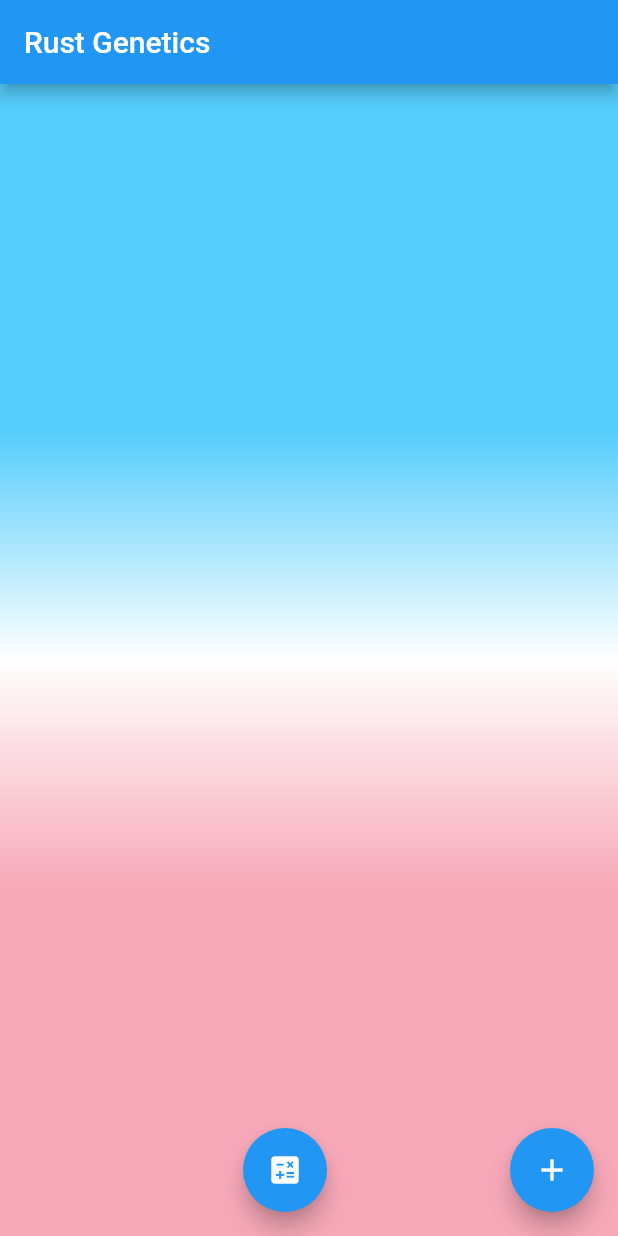
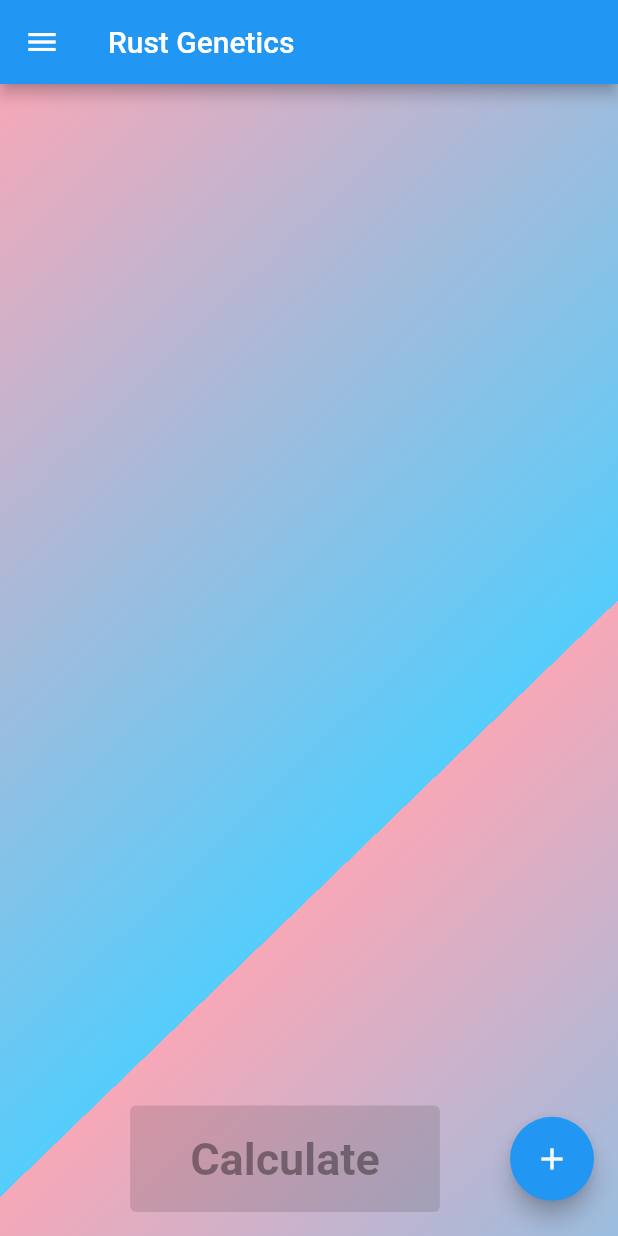
Before and after one commit to Eduard-F/RustGeneticsFlutter, a Flutter app: the screen it shows after launch, on a phone screen of 412 x 824 dp. Run offline on Flutter 3.47's test engine with Material 2 defaults, Android fonts, the phone set to English and light mode, and no system bars; drawn by our look-alikes of loader_overlay; missing offline and left inert: dart:html.

Commit message:
some fixes

```diff
--- a/lib/main.dart
+++ b/lib/main.dart
@@ -1,11 +1,13 @@
-// import 'dart:html';
+import 'dart:html';
 
 import 'package:flutter/material.dart';
 import 'package:flutter/services.dart';
+import 'package:url_launcher/url_launcher.dart';
 import 'package:loader_overlay/loader_overlay.dart';
 
 import 'package:rust_genetics/widgets.dart';
 import 'package:rust_genetics/dialogs.dart';
+import 'package:rust_genetics/pages.dart';
 
 void main() => runApp(App());
 
@@ -14,21 +16,21 @@ class App extends StatelessWidget {
   Widget build(BuildContext context) {
     return MaterialApp(
       debugShowCheckedModeBanner: false,
-      title: 'Rust',
+      title: 'Rust Genetics',
       home: LoaderOverlay(
         useDefaultLoading: true,
-        child: Home(),
+        child: HomePage(),
       ),
     );
   }
 }
 
-class Home extends StatefulWidget {
+class HomePage extends StatefulWidget {
   @override
-  _HomeState createState() => _HomeState();
+  _HomePageState createState() => _HomePageState();
 }
 
-class _HomeState extends State<Home> {
+class _HomePageState extends State<HomePage> {
   final List<String> _clones = <String>[];
   final TextEditingController _textFieldController = TextEditingController();
 
@@ -36,15 +38,87 @@ class _HomeState extends State<Home> {
   Widget build(BuildContext context) {
     return Scaffold(
       appBar: AppBar(title: const Text('Rust Genetics')),
+      drawer: Drawer(
+        child: ListView(
+          padding: EdgeInsets.zero,
+          children: <Widget>[
+            DrawerHeader(
+              child: Stack(children: <Widget>[
+                Positioned(
+                  bottom: 12.0,
+                  left: 16.0,
+                  child: Text("Super SECRET Menu",
+                    style: TextStyle(
+                      color: Colors.white,
+                      fontSize: 20.0,
+                      fontWeight: FontWeight.w500
+                    )
+                  )
+                ),
+              ]),
+              decoration: BoxDecoration(
+                gradient: LinearGradient(
+                  begin: Alignment.topLeft,
+                  end:
+                    Alignment(0.8, 0.0),
+                  colors: <Color>[
+                    Color(0xff55CDFC),
+                    Color(0xffF7A8B8)
+                  ],
+                  tileMode: TileMode.repeated,
+                ),
+              ),
+            ),
+            // ListTile(
+            //   title: Text('How to crossbreed'),
+            //   onTap: () {
+            //     Navigator.pop(context);
+            //     Navigator.push(context, new MaterialPageRoute(
+            //       builder: (BuildContext context) {
+            //         return HowToPage();
+            //       },
+            //     ));
+            //   },
+            // ),
+            ListTile(
+              title: Text('About'),
+              onTap: () {
+                Navigator.pop(context);
+                showAboutDialog(
+                  context: context,
+                  applicationIcon: Image.asset('assets/icon/rust_logo.png'),
+                  applicationName: 'Rust Genetics Solver',
+                  applicationVersion: '1.0.01',
+                  children: [
+                    Text("Heya! I hope you find this app usefull."),
+                    Text("Let me know of any bugs here:"),
+                    InkWell(
+                      child: Text('Reddit',style: TextStyle(color: Colors.blue)),
+                      onTap: () => launch('https://www.reddit.com/user/Lillien_Lily')
+                    ),
+                    InkWell(
+                      child: Text('Discord',style: TextStyle(color: Colors.blue)),
+                      onTap: () => launch('https://discordapp.com/users/359404497925177346/')
+                    ),
+                  ]
+                );
+              },
+            ),
+          ],
+        ),
+      ),
       body: Container(
         child: ListView(children: _getItems()),
         decoration: BoxDecoration(
           gradient: LinearGradient(
-            begin: Alignment.topCenter,
-            end: Alignment.bottomCenter,
-            // colors: [Colors.purple[900], Colors.purple]
-            stops: [0.3, 0.5, 0.7],
-            colors: [Color.fromRGBO(85, 205, 252, 1), Color.fromRGBO(255, 255, 255, 1), Color.fromRGBO(247, 168, 184, 1)]
+            begin: Alignment.topLeft,
+            end:
+              Alignment(0.8, 0.0),
+            colors: <Color>[
+              Color(0xffF7A8B8),
+              Color(0xff55CDFC),
+            ],
+            tileMode: TileMode.repeated
           ),
         ),
       ),
@@ -52,17 +126,19 @@ class _HomeState extends State<Home> {
         mainAxisAlignment: MainAxisAlignment.spaceBetween,
         children: [
           SizedBox(width: 56,),
-          FloatingActionButton(
-            heroTag: "calculate",
-            onPressed: () {
+          ElevatedButton(
+            child: Text('Calculate'),
+            style: ElevatedButton.styleFrom(
+              padding: EdgeInsets.symmetric(horizontal: 40, vertical: 18),
+              textStyle: TextStyle(
+                fontSize: 30,
+                fontWeight: FontWeight.bold
+              )
+            ),
+            onPressed: _clones.length == 0 ? null : () {
               idealGeneDialog(context, _clones);
-            },
-            tooltip: 'Calculate',
-            child: Icon(Icons.calculate)
+            }
           ),
-          // SizedBox(
-          //   width: 100,
-          // ),
           FloatingActionButton(
             heroTag: "add_clone",
             onPressed: () => _displayDialog(context),
@@ -75,8 +151,6 @@ class _HomeState extends State<Home> {
   }
 
   void _addClone(String title) {
-    // Wrapping it inside a set state will notify
-    // the app that the state has changed
     if (!_clones.contains(title)) {
       setState(() {
         _clones.add(title);
@@ -90,8 +164,6 @@ class _HomeState extends State<Home> {
   }
 
   void _removeClone(String title) {
-    // Wrapping it inside a set state will notify
-    // the app that the state has changed
     setState(() {
       _clones.remove(title);
     });
@@ -101,7 +173,7 @@ class _HomeState extends State<Home> {
     );
   }
 
-  // Generate a single item widget
+
   Future<AlertDialog> _displayDialog(BuildContext context) async {
     return showDialog(
         context: context,
```
Also changed, not shown: lib/dialogs.dart (+19 -0 lines), lib/logic_functions.dart (+94 -118 lines), lib/pages.dart (+60 -17 lines), pubspec.yaml (+3 -7 lines), assets/icon/rust_logo.png (added), pubspec.lock, 11 other files.
